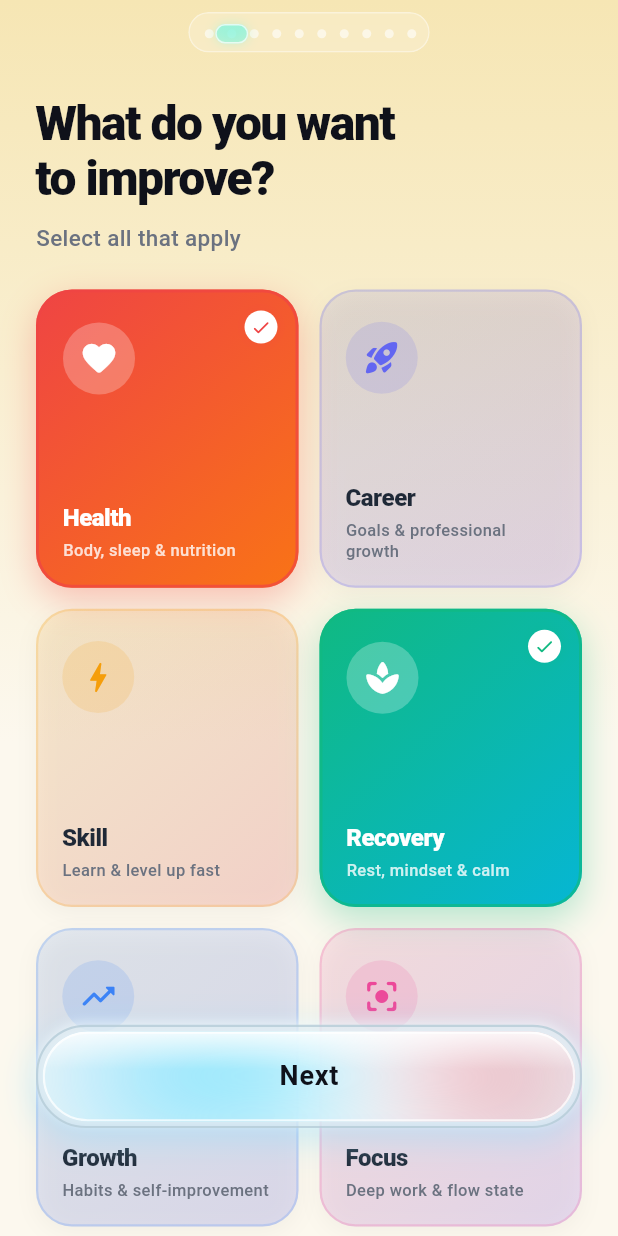
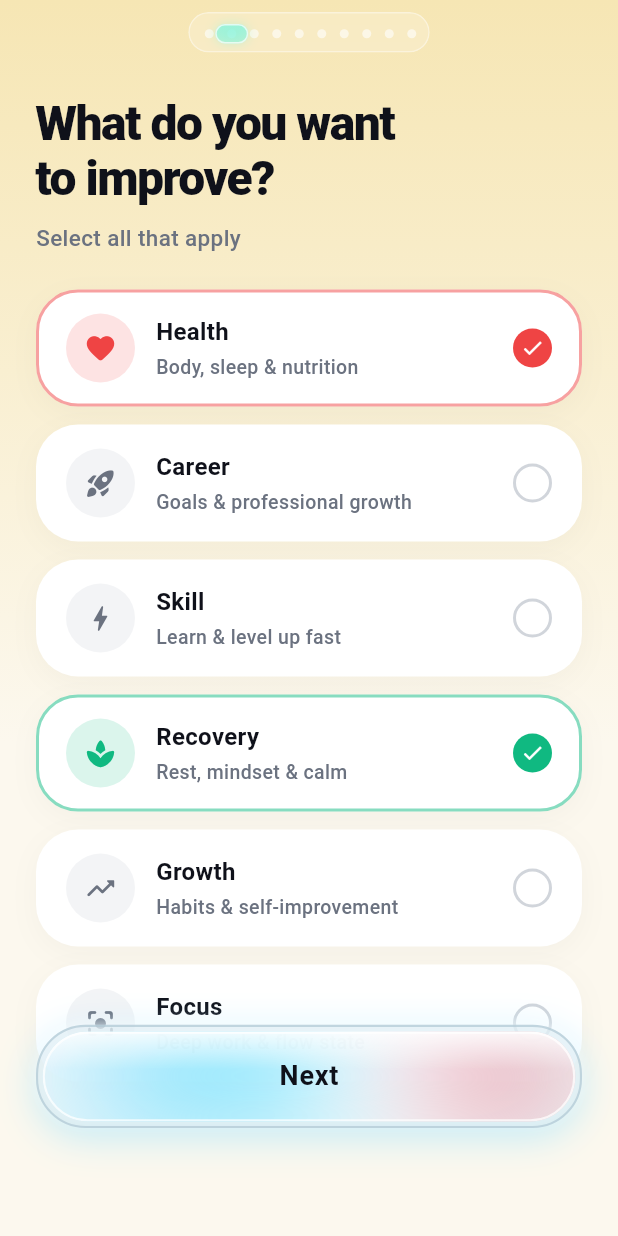
Before and after one commit to Nairitroyavay/optivus2, a Flutter app: the OnboardingScreen screen opened directly, swiped to page 2, on a phone screen of 412 x 824 dp. Run offline on Flutter 3.47's test engine with Material 3 defaults, Android fonts, the phone set to English and light mode, and no system bars.

Commit message:
Replace grid layout in OnboardingPage1 with list-style rows matching reference design
Co-authored-by: Nairitroyavay <129119588+Nairitroyavay@users.noreply.github.com>

```diff
--- a/lib/onboarding/onboarding_page_1.dart
+++ b/lib/onboarding/onboarding_page_1.dart
@@ -1,6 +1,5 @@
 import 'package:flutter/material.dart';
 import '../onboarding_screen.dart';
-import '../widgets/goal_category_card.dart';
 
 class OnboardingPage1 extends StatefulWidget {
   const OnboardingPage1({super.key});
@@ -18,60 +17,143 @@ class _OnboardingPage1State extends State<OnboardingPage1> {
       icon: Icons.favorite_rounded,
       description: 'Body, sleep & nutrition',
       primary: Color(0xFFEF4444),
-      secondary: Color(0xFFF97316),
     ),
     _CategoryData(
       title: 'Career',
       icon: Icons.rocket_launch_rounded,
       description: 'Goals & professional growth',
       primary: Color(0xFF6366F1),
-      secondary: Color(0xFF8B5CF6),
     ),
     _CategoryData(
       title: 'Skill',
       icon: Icons.bolt_rounded,
       description: 'Learn & level up fast',
       primary: Color(0xFFF59E0B),
-      secondary: Color(0xFFEF4444),
     ),
     _CategoryData(
       title: 'Recovery',
       icon: Icons.spa_rounded,
       description: 'Rest, mindset & calm',
       primary: Color(0xFF10B981),
-      secondary: Color(0xFF06B6D4),
     ),
     _CategoryData(
       title: 'Growth',
       icon: Icons.trending_up_rounded,
       description: 'Habits & self-improvement',
       primary: Color(0xFF3B82F6),
-      secondary: Color(0xFF6366F1),
     ),
     _CategoryData(
       title: 'Focus',
       icon: Icons.center_focus_strong_rounded,
       description: 'Deep work & flow state',
       primary: Color(0xFFEC4899),
-      secondary: Color(0xFF8B5CF6),
     ),
   ];
+
+  Widget _buildCategoryRow(_CategoryData item) {
+    final isSelected = _selectedItems.contains(item.title);
+    return GestureDetector(
+      onTap: () => setState(() {
+        if (isSelected) {
+          _selectedItems.remove(item.title);
+        } else {
+          _selectedItems.add(item.title);
+        }
+      }),
+      child: AnimatedContainer(
+        duration: const Duration(milliseconds: 200),
+        margin: const EdgeInsets.only(bottom: 12),
+        padding: const EdgeInsets.symmetric(horizontal: 18, vertical: 14),
+        decoration: BoxDecoration(
+          color: Colors.white,
+          borderRadius: BorderRadius.circular(28),
+          border: Border.all(
+            color: isSelected ? item.primary.withOpacity(0.50) : Colors.transparent,
+            width: 2,
+          ),
+          boxShadow: [
+            BoxShadow(
+              color: Colors.black.withOpacity(0.03),
+              blurRadius: 16,
+              offset: const Offset(0, 5),
+            ),
+          ],
+        ),
+        child: Row(
+          children: [
+            Container(
+              width: 46,
+              height: 46,
+              decoration: BoxDecoration(
+                color: isSelected
+                    ? item.primary.withOpacity(0.15)
+                    : const Color(0xFFF3F4F6),
+                shape: BoxShape.circle,
+              ),
+              child: Icon(
+                item.icon,
+                color: isSelected ? item.primary : const Color(0xFF6B7280),
+                size: 22,
+              ),
+            ),
+            const SizedBox(width: 14),
+            Expanded(
+              child: Column(
+                crossAxisAlignment: CrossAxisAlignment.start,
+                children: [
+                  Text(
+                    item.title,
+                    style: const TextStyle(
+                      fontSize: 16,
+                      fontWeight: FontWeight.w600,
+                      color: Color(0xFF0F111A),
+                    ),
+                  ),
+                  const SizedBox(height: 3),
+                  Text(
+                    item.description,
+                    style: const TextStyle(
+                      fontSize: 13,
+                      fontWeight: FontWeight.w500,
+                      color: Color(0xFF6B7280),
+                    ),
+                  ),
+                ],
+              ),
+            ),
+            Container(
+              width: 26,
+              height: 26,
+              decoration: BoxDecoration(
+                shape: BoxShape.circle,
+                color: isSelected ? item.primary : Colors.transparent,
+                border: Border.all(
+                  color: isSelected ? Colors.transparent : const Color(0xFFD1D5DB),
+                  width: 2,
+                ),
+              ),
+              child: isSelected
+                  ? const Icon(Icons.check, color: Colors.white, size: 16)
+                  : null,
+            ),
+          ],
+        ),
+      ),
+    );
+  }
 
   @override
   Widget build(BuildContext context) {
     final top = MediaQuery.of(context).padding.top + kIndicatorOverlayH;
     final bottom = MediaQuery.of(context).padding.bottom + kButtonOverlayH;
 
-    return CustomScrollView(
+    return SingleChildScrollView(
       physics: const BouncingScrollPhysics(),
-      slivers: [
-        SliverPadding(
-          padding: EdgeInsets.fromLTRB(24, top + 20, 24, 0),
-          sliver: const SliverToBoxAdapter(
+      padding: EdgeInsets.fromLTRB(24, top + 20, 24, bottom + 16),
       child: Column(
         crossAxisAlignment: CrossAxisAlignment.start,
         children: [
-                Text(
+          const Text(
             'What do you want\nto improve?',
             style: TextStyle(
               fontSize: 32,
@@ -81,8 +163,8 @@ class _OnboardingPage1State extends State<OnboardingPage1> {
               letterSpacing: -1,
             ),
           ),
-                SizedBox(height: 10),
-                Text(
+          const SizedBox(height: 10),
+          const Text(
             'Select all that apply',
             style: TextStyle(
               fontSize: 15,
@@ -90,63 +172,25 @@ class _OnboardingPage1State extends State<OnboardingPage1> {
               color: Color(0xFF6B7280),
             ),
           ),
-                SizedBox(height: 24),
+          const SizedBox(height: 24),
+          for (final item in _items) _buildCategoryRow(item),
         ],
       ),
-          ),
-        ),
-        SliverPadding(
-          padding: EdgeInsets.fromLTRB(24, 0, 24, bottom + 16),
-          sliver: SliverGrid(
-            delegate: SliverChildBuilderDelegate(
-              (context, index) {
-                final item = _items[index];
-                final isSelected = _selectedItems.contains(item.title);
-                return GoalCategoryCard(
-                  title: item.title,
-                  icon: item.icon,
-                  description: item.description,
-                  primaryColor: item.primary,
-                  secondaryColor: item.secondary,
-                  isSelected: isSelected,
-                  onTap: () => setState(() {
-                    if (isSelected) {
-                      _selectedItems.remove(item.title);
-                    } else {
-                      _selectedItems.add(item.title);
-                    }
-                  }),
-                );
-              },
-              childCount: _items.length,
-            ),
-            gridDelegate: const SliverGridDelegateWithFixedCrossAxisCount(
-              crossAxisCount: 2,
-              childAspectRatio: 0.88,
-              crossAxisSpacing: 14,
-              mainAxisSpacing: 14,
-            ),
-          ),
-        ),
-      ],
     );
   }
 }
 
-/// Immutable data model holding the display properties for a single
-/// goal category tile rendered by [GoalCategoryCard] in the onboarding grid.
+/// Immutable data model for a single goal category row.
 class _CategoryData {
   final String title;
   final IconData icon;
   final String description;
   final Color primary;
-  final Color secondary;
 
   const _CategoryData({
     required this.title,
     required this.icon,
     required this.description,
     required this.primary,
-    required this.secondary,
   });
 }
```
Lines whose indentation alone changed are shown as unchanged.
